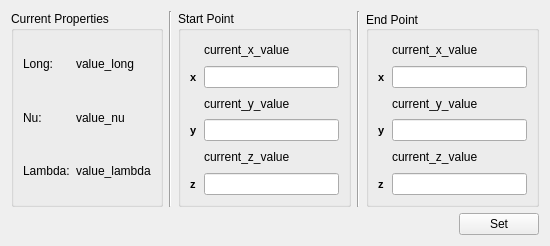
The window that dev_files/ui design/vector_edit.ui (kny5/strucpy) describes before a commit, drawn with Qt 5.
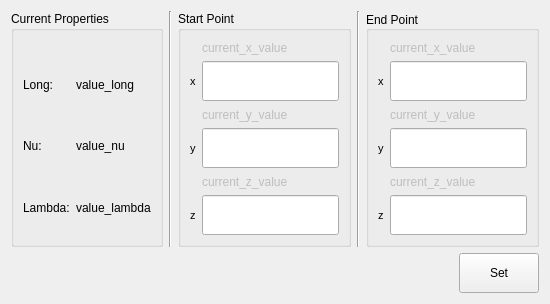
The same window after the commit.

The edit to the form file:
```diff
--- a/dev_files/ui design/vector_edit.ui
+++ b/dev_files/ui design/vector_edit.ui
@@ -7,7 +7,7 @@
     <x>0</x>
     <y>0</y>
     <width>550</width>
-    <height>246</height>
+    <height>304</height>
    </rect>
   </property>
   <property name="sizePolicy">
@@ -19,61 +19,101 @@
   <property name="maximumSize">
    <size>
     <width>550</width>
-    <height>246</height>
+    <height>304</height>
    </size>
   </property>
   <property name="windowTitle">
    <string>Vector Edit</string>
   </property>
+  <property name="styleSheet">
+   <string notr="true"/>
+  </property>
   <layout class="QGridLayout" name="gridLayout_4">
    <item row="1" column="0">
     <widget class="QGroupBox" name="properties_group">
+     <property name="enabled">
+      <bool>true</bool>
+     </property>
      <property name="title">
       <string>Current Properties</string>
      </property>
      <layout class="QGridLayout" name="gridLayout_3">
-      <item row="1" column="0">
-       <widget class="QLabel" name="nu_label_prop">
-        <property name="text">
-         <string>Nu:</string>
-        </property>
-       </widget>
-      </item>
-      <item row="1" column="1">
+      <item row="2" column="1">
        <widget class="QLabel" name="nu_value_prop">
+        <property name="enabled">
+         <bool>true</bool>
+        </property>
         <property name="text">
          <string>value_nu</string>
         </property>
        </widget>
       </item>
-      <item row="2" column="0">
-       <widget class="QLabel" name="lm_label_prop">
-        <property name="text">
-         <string>Lambda:</string>
-        </property>
-       </widget>
-      </item>
-      <item row="2" column="1">
+      <item row="3" column="1">
        <widget class="QLabel" name="lm_value_prop">
+        <property name="enabled">
+         <bool>true</bool>
+        </property>
         <property name="text">
          <string>value_lambda</string>
         </property>
        </widget>
       </item>
-      <item row="0" column="0">
-       <widget class="QLabel" name="long_label_prop">
-        <property name="text">
-         <string>Long:</string>
-        </property>
-       </widget>
-      </item>
-      <item row="0" column="1">
+      <item row="1" column="1">
        <widget class="QLabel" name="long_value_prop">
+        <property name="enabled">
+         <bool>true</bool>
+        </property>
         <property name="text">
          <string>value_long</string>
         </property>
        </widget>
       </item>
+      <item row="1" column="0">
+       <widget class="QLabel" name="long_label_prop">
+        <property name="enabled">
+         <bool>true</bool>
+        </property>
+        <property name="text">
+         <string>Long:</string>
+        </property>
+       </widget>
+      </item>
+      <item row="3" column="0">
+       <widget class="QLabel" name="lm_label_prop">
+        <property name="enabled">
+         <bool>true</bool>
+        </property>
+        <property name="text">
+         <string>Lambda:</string>
+        </property>
+       </widget>
+      </item>
+      <item row="2" column="0">
+       <widget class="QLabel" name="nu_label_prop">
+        <property name="enabled">
+         <bool>true</bool>
+        </property>
+        <property name="text">
+         <string>Nu:</string>
+        </property>
+       </widget>
+      </item>
+      <item row="0" column="0">
+       <spacer name="verticalSpacer">
+        <property name="orientation">
+         <enum>Qt::Vertical</enum>
+        </property>
+        <property name="sizeType">
+         <enum>QSizePolicy::Maximum</enum>
+        </property>
+        <property name="sizeHint" stdset="0">
+         <size>
+          <width>20</width>
+          <height>17</height>
+         </size>
+        </property>
+       </spacer>
+      </item>
      </layout>
     </widget>
    </item>
@@ -83,13 +123,45 @@
       <string>Start Point</string>
      </property>
      <layout class="QGridLayout" name="gridLayout">
+      <item row="1" column="1">
+       <widget class="QLineEdit" name="x_input_start">
+        <property name="minimumSize">
+         <size>
+          <width>0</width>
+          <height>40</height>
+         </size>
+        </property>
+        <property name="maximumSize">
+         <size>
+          <width>16777215</width>
+          <height>40</height>
+         </size>
+        </property>
+        <property name="inputMethodHints">
+         <set>Qt::ImhDigitsOnly|Qt::ImhFormattedNumbersOnly</set>
+        </property>
+        <property name="frame">
+         <bool>true</bool>
+        </property>
+       </widget>
+      </item>
+      <item row="0" column="1">
+       <widget class="QLabel" name="x_value_start">
+        <property name="enabled">
+         <bool>false</bool>
+        </property>
+        <property name="text">
+         <string>current_x_value</string>
+        </property>
+       </widget>
+      </item>
       <item row="3" column="0">
        <widget class="QLabel" name="y_label_start">
         <property name="font">
          <font>
           <pointsize>8</pointsize>
-          <weight>75</weight>
-          <bold>true</bold>
+          <weight>50</weight>
+          <bold>false</bold>
          </font>
         </property>
         <property name="text">
@@ -102,8 +174,8 @@
         <property name="font">
          <font>
           <pointsize>8</pointsize>
-          <weight>75</weight>
-          <bold>true</bold>
+          <weight>50</weight>
+          <bold>false</bold>
          </font>
         </property>
         <property name="text">
@@ -111,18 +183,20 @@
         </property>
        </widget>
       </item>
-      <item row="1" column="1">
-       <widget class="QLineEdit" name="x_input_start">
-        <property name="inputMethodHints">
-         <set>Qt::ImhDigitsOnly|Qt::ImhFormattedNumbersOnly</set>
-        </property>
-        <property name="frame">
-         <bool>true</bool>
-        </property>
-       </widget>
-      </item>
       <item row="3" column="1">
        <widget class="QLineEdit" name="y_input_start">
+        <property name="minimumSize">
+         <size>
+          <width>0</width>
+          <height>40</height>
+         </size>
+        </property>
+        <property name="maximumSize">
+         <size>
+          <width>16777215</width>
+          <height>40</height>
+         </size>
+        </property>
         <property name="inputMethodHints">
          <set>Qt::ImhDigitsOnly|Qt::ImhFormattedNumbersOnly</set>
         </property>
@@ -130,6 +204,18 @@
       </item>
       <item row="5" column="1">
        <widget class="QLineEdit" name="z_input_start">
+        <property name="minimumSize">
+         <size>
+          <width>0</width>
+          <height>40</height>
+         </size>
+        </property>
+        <property name="maximumSize">
+         <size>
+          <width>16777215</width>
+          <height>40</height>
+         </size>
+        </property>
         <property name="inputMethodHints">
          <set>Qt::ImhDigitsOnly|Qt::ImhFormattedNumbersOnly</set>
         </property>
@@ -140,8 +226,8 @@
         <property name="font">
          <font>
           <pointsize>8</pointsize>
-          <weight>75</weight>
-          <bold>true</bold>
+          <weight>50</weight>
+          <bold>false</bold>
          </font>
         </property>
         <property name="text">
@@ -151,20 +237,19 @@
       </item>
       <item row="2" column="1">
        <widget class="QLabel" name="y_value_start">
-        <property name="text">
-         <string>current_y_value</string>
+        <property name="enabled">
+         <bool>false</bool>
         </property>
-       </widget>
-      </item>
-      <item row="0" column="1">
-       <widget class="QLabel" name="x_value_start">
         <property name="text">
-         <string>current_x_value</string>
+         <string>current_y_value</string>
         </property>
        </widget>
       </item>
       <item row="4" column="1">
        <widget class="QLabel" name="z_value_start">
+        <property name="enabled">
+         <bool>false</bool>
+        </property>
         <property name="text">
          <string>current_z_value</string>
         </property>
@@ -176,11 +261,23 @@
    <item row="2" column="4">
     <widget class="QPushButton" name="set_btn_vector">
      <property name="sizePolicy">
-      <sizepolicy hsizetype="Maximum" vsizetype="Maximum">
+      <sizepolicy hsizetype="Minimum" vsizetype="Minimum">
        <horstretch>0</horstretch>
        <verstretch>0</verstretch>
       </sizepolicy>
      </property>
+     <property name="minimumSize">
+      <size>
+       <width>80</width>
+       <height>40</height>
+      </size>
+     </property>
+     <property name="maximumSize">
+      <size>
+       <width>80</width>
+       <height>40</height>
+      </size>
+     </property>
      <property name="layoutDirection">
       <enum>Qt::RightToLeft</enum>
      </property>
@@ -206,9 +303,24 @@
      <layout class="QGridLayout" name="gridLayout_2">
       <item row="6" column="1">
        <widget class="QLineEdit" name="z_input_end">
+        <property name="minimumSize">
+         <size>
+          <width>0</width>
+          <height>40</height>
+         </size>
+        </property>
+        <property name="maximumSize">
+         <size>
+          <width>16777215</width>
+          <height>40</height>
+         </size>
+        </property>
         <property name="inputMethodHints">
          <set>Qt::ImhDigitsOnly|Qt::ImhFormattedNumbersOnly</set>
         </property>
+        <property name="text">
+         <string/>
+        </property>
        </widget>
       </item>
       <item row="2" column="0">
@@ -216,8 +328,8 @@
         <property name="font">
          <font>
           <pointsize>8</pointsize>
-          <weight>75</weight>
-          <bold>true</bold>
+          <weight>50</weight>
+          <bold>false</bold>
          </font>
         </property>
         <property name="text">
@@ -227,6 +339,18 @@
       </item>
       <item row="4" column="1">
        <widget class="QLineEdit" name="y_input_end">
+        <property name="minimumSize">
+         <size>
+          <width>0</width>
+          <height>40</height>
+         </size>
+        </property>
+        <property name="maximumSize">
+         <size>
+          <width>16777215</width>
+          <height>40</height>
+         </size>
+        </property>
         <property name="inputMethodHints">
          <set>Qt::ImhDigitsOnly|Qt::ImhFormattedNumbersOnly</set>
         </property>
@@ -237,8 +361,8 @@
         <property name="font">
          <font>
           <pointsize>8</pointsize>
-          <weight>75</weight>
-          <bold>true</bold>
+          <weight>50</weight>
+          <bold>false</bold>
          </font>
         </property>
         <property name="text">
@@ -248,6 +372,18 @@
       </item>
       <item row="2" column="1">
        <widget class="QLineEdit" name="x_input_2">
+        <property name="minimumSize">
+         <size>
+          <width>0</width>
+          <height>40</height>
+         </size>
+        </property>
+        <property name="maximumSize">
+         <size>
+          <width>16777215</width>
+          <height>40</height>
+         </size>
+        </property>
         <property name="inputMethodHints">
          <set>Qt::ImhDigitsOnly|Qt::ImhFormattedNumbersOnly</set>
         </property>
@@ -258,8 +394,8 @@
         <property name="font">
          <font>
           <pointsize>8</pointsize>
-          <weight>75</weight>
-          <bold>true</bold>
+          <weight>50</weight>
+          <bold>false</bold>
          </font>
         </property>
         <property name="text">
@@ -269,6 +405,9 @@
       </item>
       <item row="3" column="1">
        <widget class="QLabel" name="y_value_end">
+        <property name="enabled">
+         <bool>false</bool>
+        </property>
         <property name="text">
          <string>current_y_value</string>
         </property>
@@ -276,6 +415,9 @@
       </item>
       <item row="1" column="1">
        <widget class="QLabel" name="x_value_end">
+        <property name="enabled">
+         <bool>false</bool>
+        </property>
         <property name="text">
          <string>current_x_value</string>
         </property>
@@ -283,6 +425,9 @@
       </item>
       <item row="5" column="1">
        <widget class="QLabel" name="z_value_end">
+        <property name="enabled">
+         <bool>false</bool>
+        </property>
         <property name="text">
          <string>current_z_value</string>
         </property>
```
